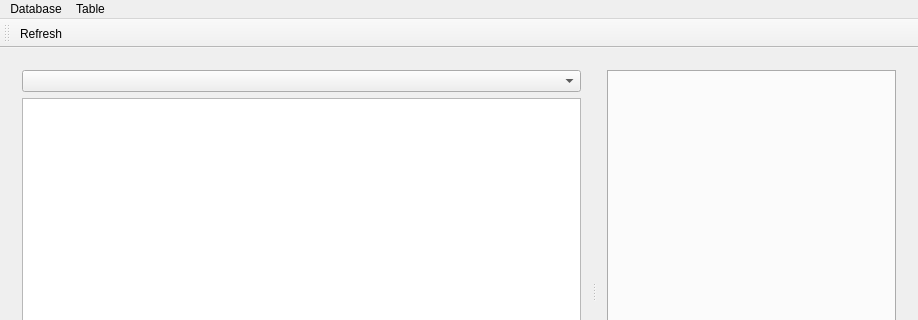
First picture: the form in mainwindow.ui, repository 7uck/Databaser, before the edit; both pictures show x 0 to 918 and y 0 to 320 of the 918 by 556 pixel window.
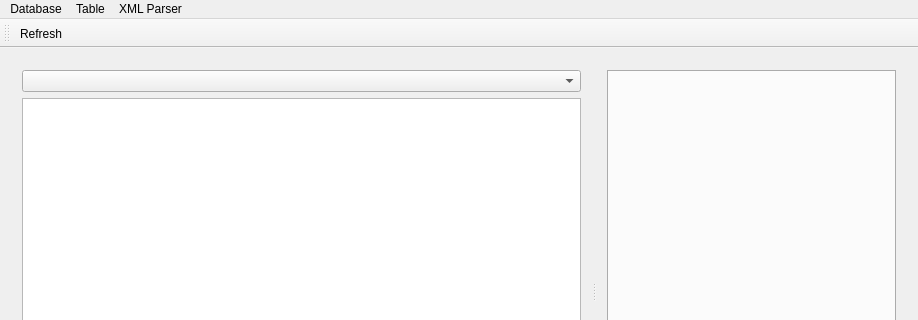
Second picture: the form after the edit.

Diff of the .ui file:
```diff
--- a/mainwindow.ui
+++ b/mainwindow.ui
@@ -114,8 +114,17 @@
      <string>Table</string>
     </property>
    </widget>
+   <widget class="QMenu" name="menuXML_Parser">
+    <property name="title">
+     <string>XML Parser</string>
+    </property>
+    <addaction name="actionBatch_Editor"/>
+    <addaction name="actionCSV_Generator"/>
+    <addaction name="actionCapitalizer"/>
+   </widget>
    <addaction name="menuDatabase"/>
    <addaction name="menuTable"/>
+   <addaction name="menuXML_Parser"/>
   </widget>
   <action name="actionFile">
    <property name="text">
```
Left out of the diff: 18 changed lines with no effect on the pictures.
